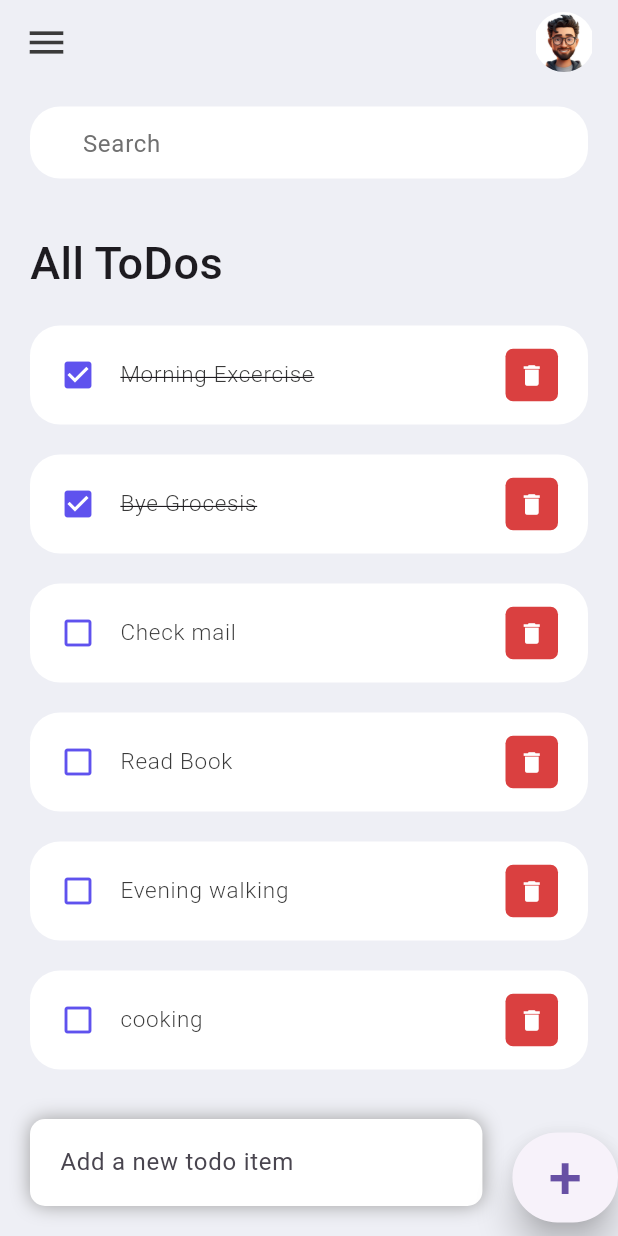
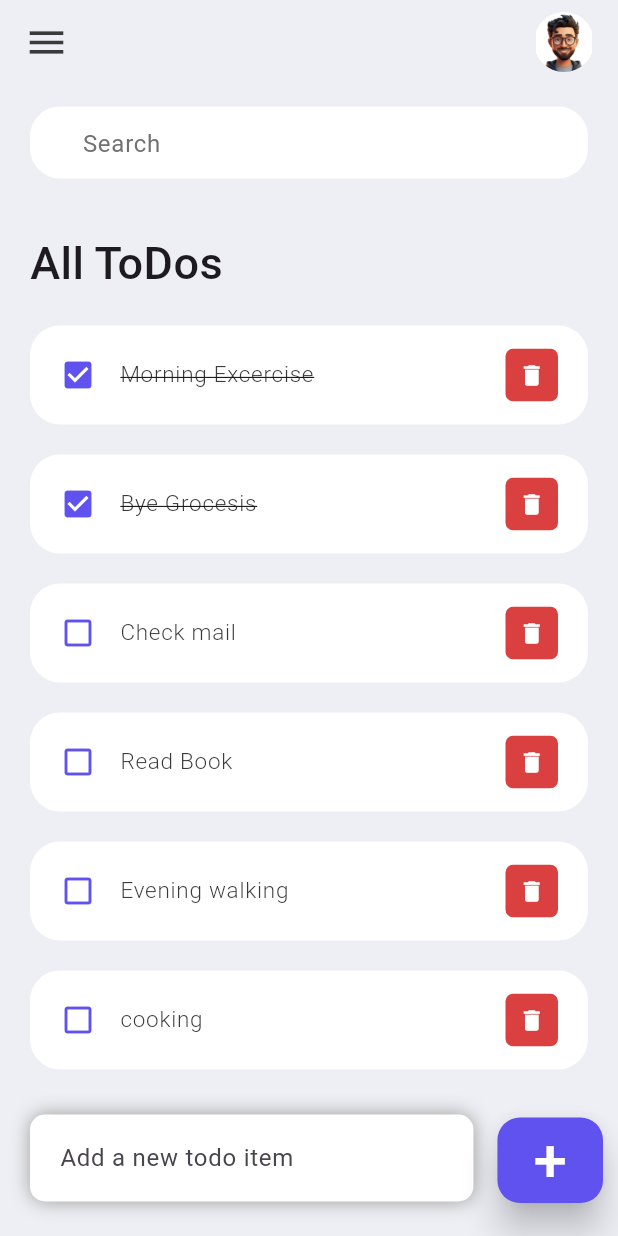
Before and after one commit to Nithish11/Cognorise_infor-intrn, a Flutter app: the screen it shows after launch, on a phone screen of 412 x 824 dp. Run offline on Flutter 3.47's test engine with Material 3 defaults, Android fonts, the phone set to English and light mode, and no system bars; missing offline and left inert: dart:ffi.

Commit message:
feat:button search bar created

```diff
--- a/todo_list/lib/screens/home.dart
+++ b/todo_list/lib/screens/home.dart
@@ -1,11 +1,18 @@
+import 'dart:ffi';
+
 import 'package:flutter/material.dart';
 import '../constants/colors.dart';
 import '../model/todo.dart';
 import '../widgets/todo_item.dart';
 
-class todolist extends StatelessWidget {
+class todolist extends StatefulWidget {
   todolist({Key? key}) : super(key: key);
 
+  @override
+  State<todolist> createState() => _todolistState();
+}
+
+class _todolistState extends State<todolist> {
   final todosList = ToDo.todoList();
 
   @override
@@ -49,7 +56,7 @@ class todolist extends StatelessWidget {
               children: [
                 Expanded(
                   child: Container(
-                    margin: EdgeInsets.only(bottom: 20, right: 20, left: 20),
+                    margin: EdgeInsets.only(bottom: 20, right: 16, left: 20),
                     padding: EdgeInsets.symmetric(horizontal: 20, vertical: 5),
                     decoration: BoxDecoration(
                       color: Colors.white,
@@ -70,15 +77,18 @@ class todolist extends StatelessWidget {
                   ),
                 ),
                 Container(
+
+                  padding: EdgeInsets.only(bottom: 22, top: 5,right: 10),
                   child: ElevatedButton(
                     onPressed: () {},
                     child: Text(
                       "+",
-                      style: TextStyle(fontSize: 40),
+                      style: TextStyle(fontSize: 40, color: Colors.white),
                     ),
                     style: ElevatedButton.styleFrom(
-
-                      minimumSize: Size(60, 60),
+                      shape: RoundedRectangleBorder(
+                          borderRadius: BorderRadius.circular(15.0)),
+                      backgroundColor: tdBlue,
                       elevation: 10,
                     ),
                   ),
@@ -90,6 +100,17 @@ class todolist extends StatelessWidget {
       ),
     );
   }
+
+  void _handleToDoChange(ToDo todo){
+    setState(() {
+      todo.isDone = !todo.isDone;
+    });
+
+  }
+
+
+
+
 
   Widget searchBox() {
     return Container(
```
